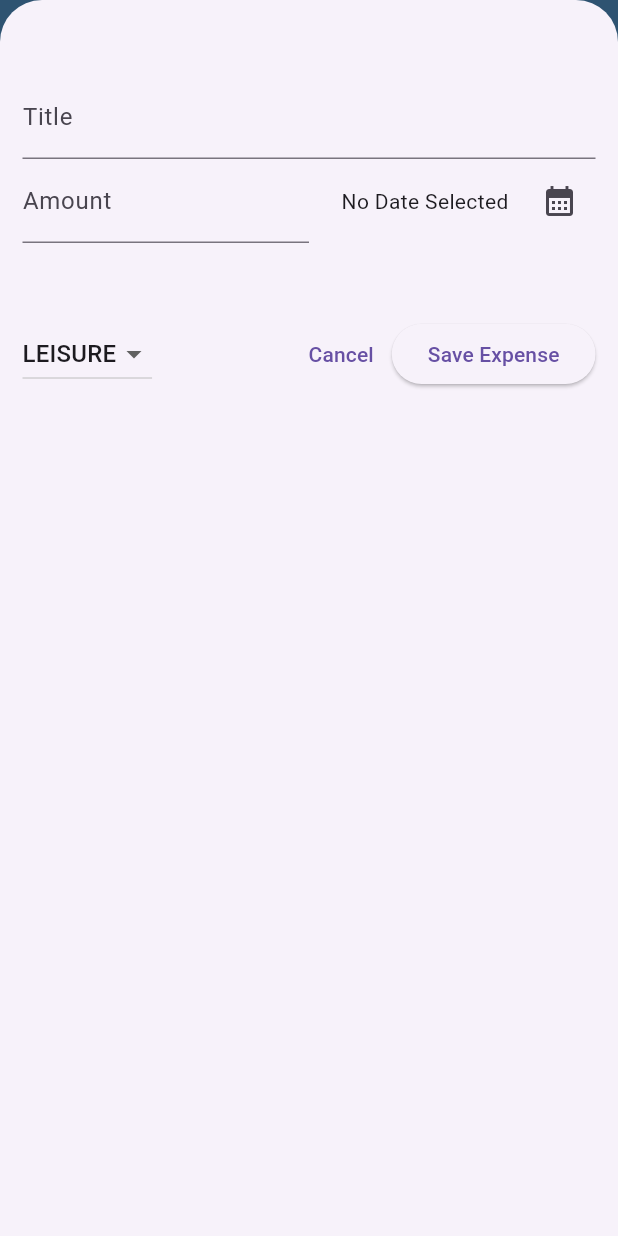
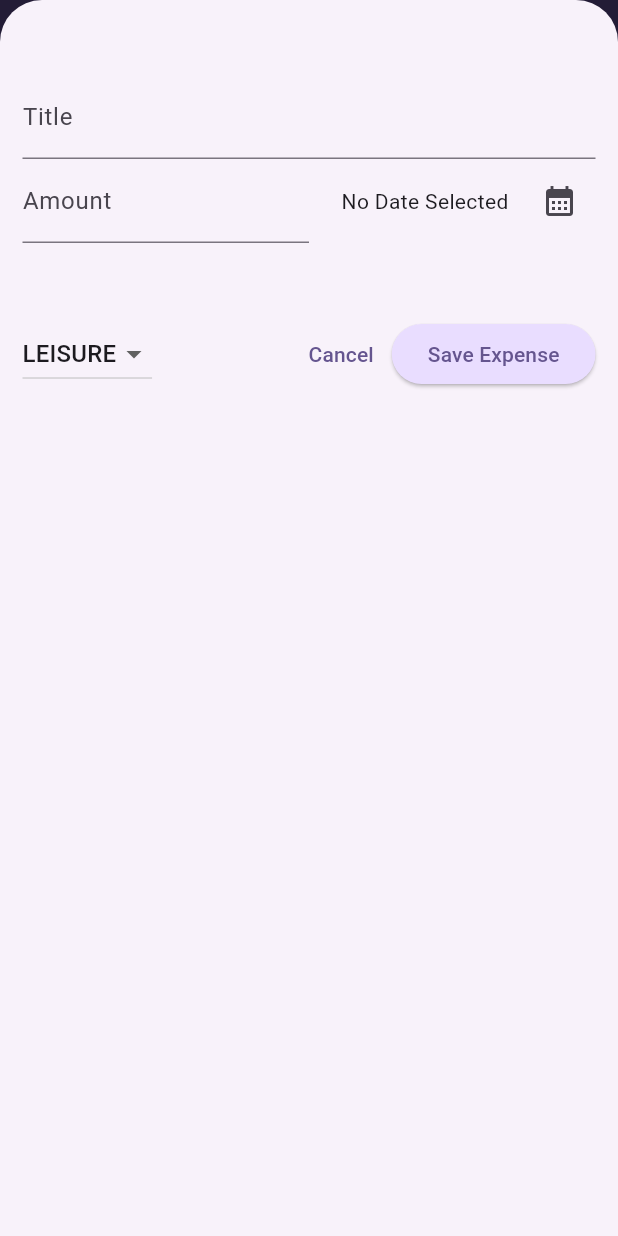
Before and after one commit to Pratham1803/FlutterPractice, a Flutter app: the screen it shows after launch, after a tap on the "add" icon, on a phone screen of 412 x 824 dp. Run offline on Flutter 3.47's test engine with Material 3 defaults, Android fonts, the phone set to English and light mode, and no system bars.

Commit message:
Changes in Theme.

```diff
--- a/expense_tracker/lib/main.dart
+++ b/expense_tracker/lib/main.dart
@@ -1,10 +1,50 @@
 import 'package:flutter/material.dart';
 import 'package:expense_tracker/widgets/expenses.dart';
 
+var kColorScheme = ColorScheme.fromSeed(
+  seedColor: const Color.fromARGB(255, 96, 59, 181),
+);
+var kDarkColorScheme = ColorScheme.fromSeed(
+  brightness: Brightness.dark,
+  seedColor: const Color.fromARGB(255, 5, 99, 125),
+);
 void main() {
   runApp(
     MaterialApp(
-      theme: ThemeData(useMaterial3: true),
+      darkTheme: ThemeData.dark(useMaterial3: true).copyWith(
+        colorScheme: kDarkColorScheme,
+        cardTheme: const CardTheme().copyWith(
+          color: kDarkColorScheme.secondaryContainer,
+          margin: const EdgeInsets.symmetric(horizontal: 15, vertical: 8),
+        ),
+        elevatedButtonTheme: ElevatedButtonThemeData(
+          style: ElevatedButton.styleFrom(
+              backgroundColor: kDarkColorScheme.primaryContainer),
+        ),
+      ),
+      theme: ThemeData(useMaterial3: true).copyWith(
+        colorScheme: kColorScheme,
+        appBarTheme: const AppBarTheme().copyWith(
+          backgroundColor: kColorScheme.onPrimaryContainer,
+          foregroundColor: kColorScheme.primaryContainer,
+        ),
+        cardTheme: const CardTheme().copyWith(
+          color: kColorScheme.secondaryContainer,
+          margin: const EdgeInsets.symmetric(horizontal: 15, vertical: 8),
+        ),
+        elevatedButtonTheme: ElevatedButtonThemeData(
+          style: ElevatedButton.styleFrom(
+              backgroundColor: kColorScheme.primaryContainer),
+        ),
+        textTheme: ThemeData().textTheme.copyWith(
+              titleLarge: TextStyle(
+                fontWeight: FontWeight.bold,
+                color: kColorScheme.onSecondaryContainer,
+                fontSize: 16,
+              ),
+            ),
+      ),
+      themeMode: ThemeMode.system,
       home: const Expenses(),
     ),
   );
@@ -17,7 +57,6 @@ class NewYear25 extends StatelessWidget {
   Widget build(BuildContext context) {
     return const Scaffold(
       backgroundColor: Colors.black,
-
       body: Center(
         child: GradientText(
           'Happy New Year\n2025',
--- a/expense_tracker/lib/widgets/expenses.dart
+++ b/expense_tracker/lib/widgets/expenses.dart
@@ -31,6 +31,30 @@ class _ExpensesState extends State<Expenses> {
     });
   }
 
+  void _removeExpense(ExpenseModel model) {
+    int index = _expenses.indexOf(model);
+    setState(
+      () {
+        _expenses.remove(model);
+
+        ScaffoldMessenger.of(context).clearSnackBars();
+        ScaffoldMessenger.of(context).showSnackBar(
+          SnackBar(
+            duration: const Duration(seconds: 3),
+            content: const Text('Expense Delete'),
+            action: SnackBarAction(
+                label: 'Undo',
+                onPressed: () {
+                  setState(() {
+                    _expenses.insert(index, model);
+                  },);
+                }),
+          ),
+        );
+      },
+    );
+  }
+
   void _openAddExpense() {
     showModalBottomSheet(
       isScrollControlled: true,
@@ -41,10 +65,20 @@ class _ExpensesState extends State<Expenses> {
 
   @override
   Widget build(BuildContext context) {
+    Widget mainContent = const Center(
+      child: Text('No Expense Available, Try to Add a new one'),
+    );
+
+    if (_expenses.isNotEmpty) {
+      mainContent = ExpensesList(
+        arrExpenses: _expenses,
+        removeExpense: _removeExpense,
+      );
+    }
+
     return Scaffold(
       appBar: AppBar(
         title: const Text('Expenses Tracker'),
-        backgroundColor: Colors.blue[300],
         actions: [
           IconButton(
             icon: const Icon(Icons.add),
@@ -55,9 +89,7 @@ class _ExpensesState extends State<Expenses> {
       body: Column(
         children: [
           const Text('The Chart'),
-          Expanded(
-            child: ExpensesList(arrExpenses: _expenses),
-          ),
+          Expanded(child: mainContent),
         ],
       ),
     );
--- a/expense_tracker/lib/widgets/expenses_list/expenses_item.dart
+++ b/expense_tracker/lib/widgets/expenses_list/expenses_item.dart
@@ -11,8 +11,12 @@ class ExpensesItem extends StatelessWidget {
       child: Padding(
         padding: const EdgeInsets.symmetric(horizontal: 10, vertical: 15),
         child: Column(
+          crossAxisAlignment: CrossAxisAlignment.start,
           children: [
-            Text(expenseModel.title),
+            Text(
+              expenseModel.title,
+              style: Theme.of(context).textTheme.titleLarge,
+            ),
             Row(
               children: [
                 Text('\$${expenseModel.amount.toStringAsFixed(2)}'),
--- a/expense_tracker/lib/widgets/expenses_list/expenses_list.dart
+++ b/expense_tracker/lib/widgets/expenses_list/expenses_list.dart
@@ -3,15 +3,32 @@ import 'package:flutter/material.dart';
 import 'package:expense_tracker/models/expense.model.dart';
 
 class ExpensesList extends StatelessWidget {
-  const ExpensesList({super.key, required this.arrExpenses});
+  const ExpensesList(
+      {super.key, required this.arrExpenses, required this.removeExpense});
 
   final List<ExpenseModel> arrExpenses;
+  final Function(ExpenseModel expense) removeExpense;
 
   @override
   Widget build(BuildContext context) {
     return ListView.builder(
       itemCount: arrExpenses.length,
-      itemBuilder: (context, index) => ExpensesItem(arrExpenses[index]),
+      itemBuilder: (context, index) => Dismissible(
+        key: ValueKey(arrExpenses[index]),
+        onDismissed: (direction) {
+          removeExpense(arrExpenses[index]);
+        },
+        background: Container(
+          margin: Theme.of(context).cardTheme.margin,
+          decoration:  BoxDecoration(
+            color: Theme.of(context).colorScheme.error.withOpacity(0.5),
+            borderRadius: const BorderRadius.all(
+              Radius.circular(10),
+            ),
+          ),
+        ),
+        child: ExpensesItem(arrExpenses[index]),
+      ),
     );
   }
 }
```
